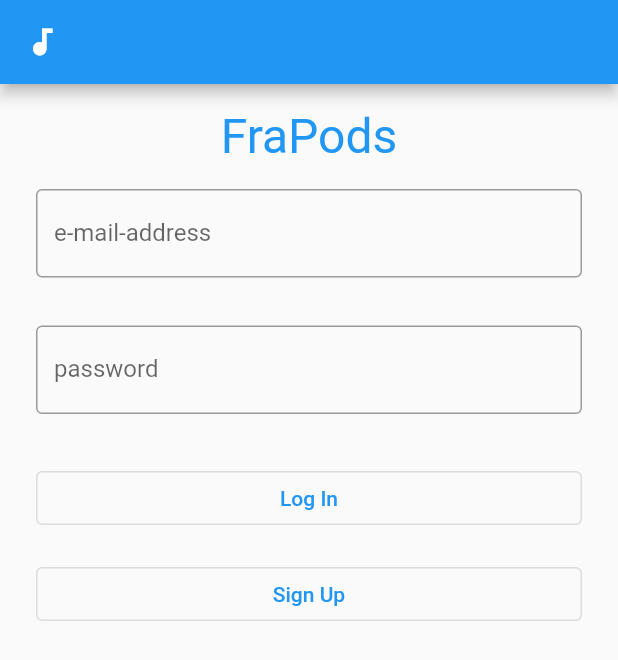
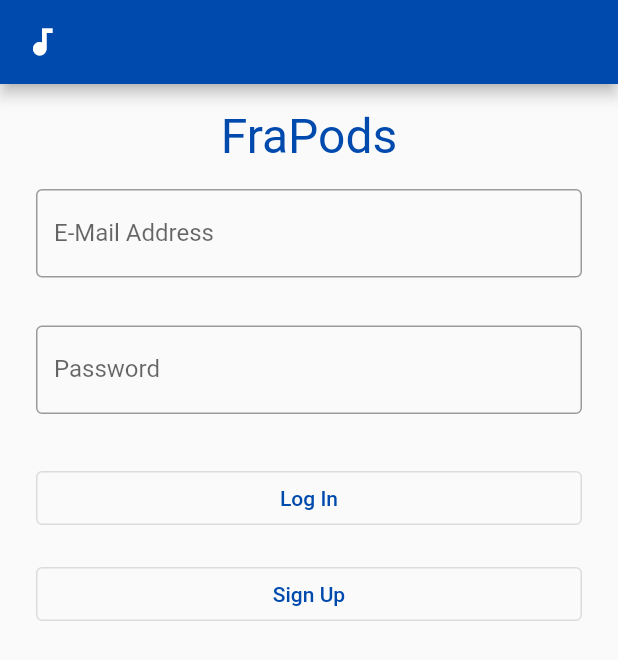
Before and after one commit to FraPods/App, a Flutter app: the screen it shows after launch, on a phone screen of 412 x 824 dp. Shown: the top 660 px of the screen. Run offline on Flutter 3.47's test engine with Material 2 defaults, Android fonts, the phone set to English and light mode, and no system bars.

Commit message:
Changed color theme

```diff
--- a/lib/login_page.dart
+++ b/lib/login_page.dart
@@ -46,7 +46,7 @@ class _LoginPageState extends State<LoginPage> {
                     controller: _emailTextController,
                     decoration: InputDecoration(
                         border: OutlineInputBorder(),
-                        labelText: 'e-mail-address'),
+                        labelText: 'E-Mail Address'),
                   ),
                 ),
 
@@ -58,7 +58,7 @@ class _LoginPageState extends State<LoginPage> {
                     autocorrect: false,
                     controller: _passwordTextController,
                     decoration: InputDecoration(
-                        border: OutlineInputBorder(), labelText: 'password'),
+                        border: OutlineInputBorder(), labelText: 'Password'),
                   ),
                 ),
 
--- a/lib/main.dart
+++ b/lib/main.dart
@@ -19,7 +19,7 @@ class FraPodsApp extends StatelessWidget {
     return MaterialApp(
       title: 'FraPods',
       theme: ThemeData(
-        primarySwatch: Colors.blue,
+        primarySwatch: generateMaterialColorFromColor(Color(0xFF004AAD)),
       ),
       home: const LoginPage(title: 'FraPods - Podcast Sharing'),
       //home: const HomePage(title: "FraPods", username: "username")
@@ -30,15 +30,32 @@ class FraPodsApp extends StatelessWidget {
 // define public methods here:
 
 TextStyle highlightedTextStyle() {
-  return const TextStyle(
+  return TextStyle(
     fontSize: 16,
-    color: Colors.blue,
+    color: generateMaterialColorFromColor(Color(0xFF004AAD)),
   );
 }
 
 TextStyle titleTextStyle() {
-  return const TextStyle(
+  return TextStyle(
     fontSize: 32,
-    color: Colors.blue,
+    color: generateMaterialColorFromColor(Color(0xFF004AAD)),
   );
+
 }
+
+
+MaterialColor generateMaterialColorFromColor(Color color) {
+return MaterialColor(color.value, {
+50: Color.fromRGBO(color.red, color.green, color.blue, 0.1),
+100: Color.fromRGBO(color.red, color.green, color.blue, 0.2),
+200: Color.fromRGBO(color.red, color.green, color.blue, 0.3),
+300: Color.fromRGBO(color.red, color.green, color.blue, 0.4),
+400: Color.fromRGBO(color.red, color.green, color.blue, 0.5),
+500: Color.fromRGBO(color.red, color.green, color.blue, 0.6),
+600: Color.fromRGBO(color.red, color.green, color.blue, 0.7),
+700: Color.fromRGBO(color.red, color.green, color.blue, 0.8),
+800: Color.fromRGBO(color.red, color.green, color.blue, 0.9),
+900: Color.fromRGBO(color.red, color.green, color.blue, 1.0),
+});
+}
```
Also changed, not shown: lib/home_page.dart (+27 -2 lines).
